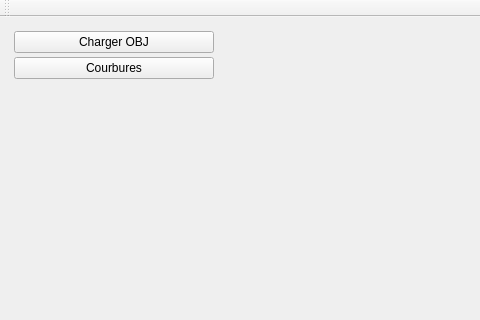
The window that starterLight/mainwindow.ui (ME220397/Courbures-discretes) describes before a commit, drawn with Qt 5; both pictures show x 0 to 480 and y 0 to 320 of the 632 by 408 pixel window.
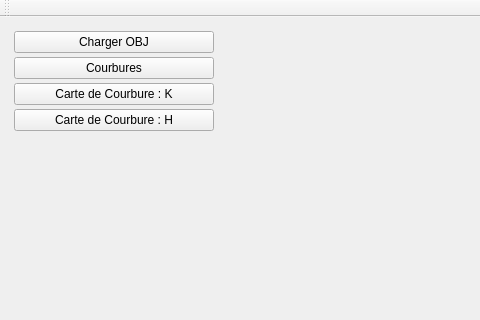
The same window after the commit. Custom widgets are drawn as their Qt base class.

```diff
--- a/starterLight/mainwindow.ui
+++ b/starterLight/mainwindow.ui
@@ -65,6 +65,20 @@
          </property>
         </widget>
        </item>
+       <item>
+        <widget class="QPushButton" name="pushButton_K">
+         <property name="text">
+          <string>Carte de Courbure : K</string>
+         </property>
+        </widget>
+       </item>
+       <item>
+        <widget class="QPushButton" name="pushButton_H">
+         <property name="text">
+          <string>Carte de Courbure : H</string>
+         </property>
+        </widget>
+       </item>
        <item>
         <spacer name="verticalSpacer">
          <property name="orientation">
```
